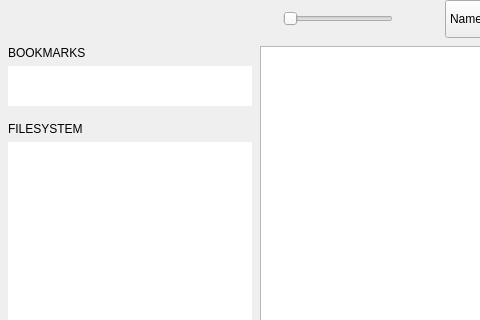
Before: the Qt Designer form qimgv/gui/folderview/folderview.ui in do-i/thumbgrid, drawn with Qt 5; both pictures show x 0 to 480 and y 0 to 320 of the 670 by 534 pixel window.
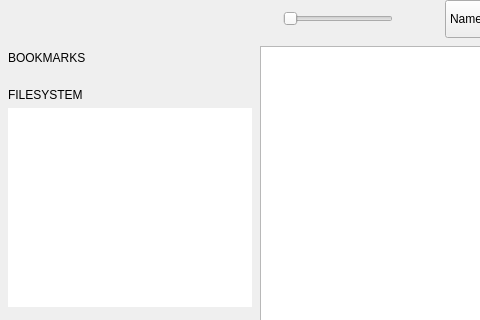
After: the same form once the commit is applied. Custom widgets are drawn as their Qt base class.

Commit message: [FolderView] bookmarks (wip)

Diff of the .ui file:
```diff
--- a/qimgv/gui/folderview/folderview.ui
+++ b/qimgv/gui/folderview/folderview.ui
@@ -416,13 +416,30 @@
          <number>8</number>
         </property>
         <property name="topMargin">
-         <number>8</number>
+         <number>12</number>
         </property>
         <property name="rightMargin">
          <number>8</number>
         </property>
         <property name="bottomMargin">
          <number>8</number>
+        </property>
+        <item>
+         <layout class="QHBoxLayout" name="horizontalLayout_3">
+          <property name="spacing">
+           <number>16</number>
+          </property>
+          <property name="leftMargin">
+           <number>0</number>
+          </property>
+          <property name="topMargin">
+           <number>0</number>
+          </property>
+          <property name="rightMargin">
+           <number>0</number>
+          </property>
+          <property name="bottomMargin">
+           <number>0</number>
         </property>
         <item>
          <widget class="ClickableLabel" name="bookmarksLabel">
@@ -435,47 +452,25 @@
          </widget>
         </item>
         <item>
-         <widget class="TreeViewCustom" name="bookmarksTreeView">
-          <property name="sizePolicy">
-           <sizepolicy hsizetype="Preferred" vsizetype="Minimum">
-            <horstretch>0</horstretch>
-            <verstretch>0</verstretch>
-           </sizepolicy>
+           <widget class="IconButton" name="newBookmarkButton" native="true">
+            <property name="minimumSize">
+             <size>
+              <width>16</width>
+              <height>16</height>
+             </size>
           </property>
           <property name="maximumSize">
            <size>
-            <width>16777215</width>
-            <height>40</height>
-           </size>
-          </property>
-          <property name="frameShape">
-           <enum>QFrame::NoFrame</enum>
-          </property>
-          <property name="horizontalScrollBarPolicy">
-           <enum>Qt::ScrollBarAlwaysOff</enum>
-          </property>
-          <property name="sizeAdjustPolicy">
-           <enum>QAbstractScrollArea::AdjustToContents</enum>
-          </property>
-          <property name="editTriggers">
-           <set>QAbstractItemView::NoEditTriggers</set>
-          </property>
-          <property name="verticalScrollMode">
-           <enum>QAbstractItemView::ScrollPerItem</enum>
-          </property>
-          <property name="uniformRowHeights">
-           <bool>true</bool>
-          </property>
-          <property name="headerHidden">
-           <bool>true</bool>
-          </property>
-          <property name="expandsOnDoubleClick">
-           <bool>false</bool>
-          </property>
-          <attribute name="headerVisible">
-           <bool>false</bool>
-          </attribute>
-         </widget>
+              <width>16</width>
+              <height>16</height>
+             </size>
+            </property>
+           </widget>
+          </item>
+         </layout>
+        </item>
+        <item>
+         <widget class="BookmarksWidget" name="bookmarksWidget" native="true"/>
         </item>
         <item>
          <spacer name="placesPanelSpacer">
@@ -642,6 +637,18 @@
     <signal>clicked()</signal>
    </slots>
   </customwidget>
+  <customwidget>
+   <class>BookmarksWidget</class>
+   <extends>QWidget</extends>
+   <header>gui/folderview/bookmarkswidget.h</header>
+   <container>1</container>
+  </customwidget>
+  <customwidget>
+   <class>IconButton</class>
+   <extends>QWidget</extends>
+   <header>gui/customwidgets/iconbutton.h</header>
+   <container>1</container>
+  </customwidget>
  </customwidgets>
  <resources/>
  <connections>
```
Left out of the diff: 16 changed lines with no effect on the pictures. Lines whose indentation alone changed are shown as unchanged. The commit also changes 16 other files.
